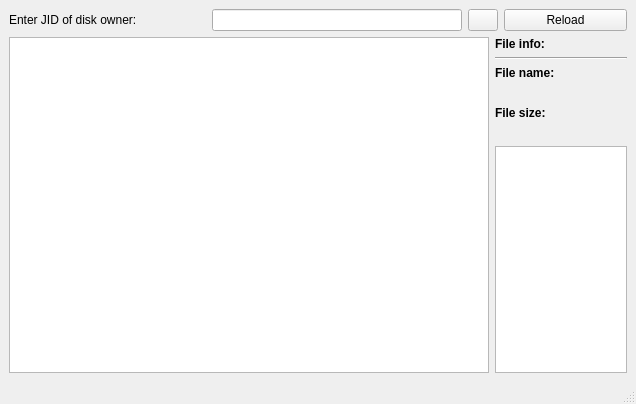
Above: plugins/jdm/jdm_ui.ui from xmpp-graveyard/jabbim before the change. Below: the same form after it.
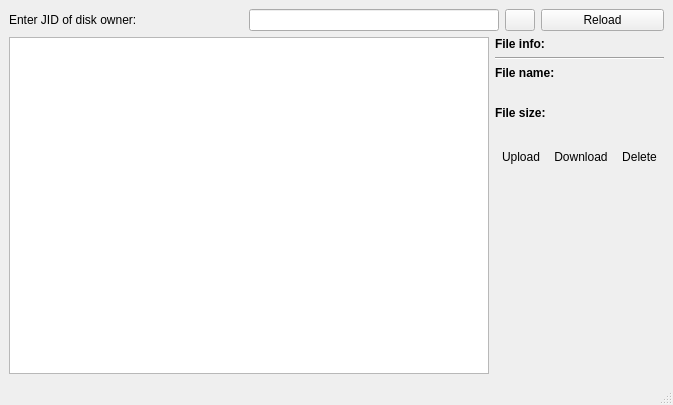
That is the form after the change. Icons and pictures are not drawn.

Diff of the .ui file:
```diff
--- a/plugins/jdm/jdm_ui.ui
+++ b/plugins/jdm/jdm_ui.ui
@@ -5,8 +5,8 @@
    <rect>
     <x>0</x>
     <y>0</y>
-    <width>636</width>
-    <height>404</height>
+    <width>626</width>
+    <height>405</height>
    </rect>
   </property>
   <property name="windowTitle" >
@@ -17,22 +17,23 @@
     <property name="leftMargin" >
      <number>9</number>
     </property>
-    <property name="topMargin" >
-     <number>9</number>
-    </property>
-    <property name="rightMargin" >
-     <number>9</number>
-    </property>
-    <property name="bottomMargin" >
-     <number>9</number>
-    </property>
-    <property name="horizontalSpacing" >
+    <property name="spacing" >
      <number>6</number>
     </property>
-    <property name="verticalSpacing" >
-     <number>6</number>
-    </property>
-    <item rowspan="2" row="1" column="0" >
+    <item row="3" column="1" >
+     <spacer>
+      <property name="orientation" >
+       <enum>Qt::Vertical</enum>
+      </property>
+      <property name="sizeHint" >
+       <size>
+        <width>20</width>
+        <height>161</height>
+       </size>
+      </property>
+     </spacer>
+    </item>
+    <item rowspan="3" row="1" column="0" >
      <widget class="QListWidget" name="list" >
       <property name="minimumSize" >
        <size>
@@ -63,16 +64,6 @@
       </property>
      </widget>
     </item>
-    <item row="2" column="1" >
-     <widget class="QTextEdit" name="log" >
-      <property name="maximumSize" >
-       <size>
-        <width>150</width>
-        <height>16777215</height>
-       </size>
-      </property>
-     </widget>
-    </item>
     <item row="1" column="1" >
      <layout class="QVBoxLayout" >
       <property name="spacing" >
@@ -266,6 +257,82 @@
       </item>
      </layout>
     </item>
+    <item row="2" column="1" >
+     <layout class="QHBoxLayout" >
+      <property name="margin" >
+       <number>0</number>
+      </property>
+      <property name="spacing" >
+       <number>0</number>
+      </property>
+      <item>
+       <widget class="QToolButton" name="buttonUpload" >
+        <property name="text" >
+         <string>Upload</string>
+        </property>
+        <property name="icon" >
+         <iconset>upload.png</iconset>
+        </property>
+        <property name="iconSize" >
+         <size>
+          <width>32</width>
+          <height>32</height>
+         </size>
+        </property>
+        <property name="toolButtonStyle" >
+         <enum>Qt::ToolButtonIconOnly</enum>
+        </property>
+        <property name="autoRaise" >
+         <bool>true</bool>
+        </property>
+       </widget>
+      </item>
+      <item>
+       <widget class="QToolButton" name="buttonDownload" >
+        <property name="text" >
+         <string>Download</string>
+        </property>
+        <property name="icon" >
+         <iconset>document-save.png</iconset>
+        </property>
+        <property name="iconSize" >
+         <size>
+          <width>32</width>
+          <height>32</height>
+         </size>
+        </property>
+        <property name="toolButtonStyle" >
+         <enum>Qt::ToolButtonIconOnly</enum>
+        </property>
+        <property name="autoRaise" >
+         <bool>true</bool>
+        </property>
+       </widget>
+      </item>
+      <item>
+       <widget class="QToolButton" name="buttonDelete" >
+        <property name="text" >
+         <string>Delete</string>
+        </property>
+        <property name="icon" >
+         <iconset>edit-delete.png</iconset>
+        </property>
+        <property name="iconSize" >
+         <size>
+          <width>32</width>
+          <height>32</height>
+         </size>
+        </property>
+        <property name="toolButtonStyle" >
+         <enum>Qt::ToolButtonIconOnly</enum>
+        </property>
+        <property name="autoRaise" >
+         <bool>true</bool>
+        </property>
+       </widget>
+      </item>
+     </layout>
+    </item>
    </layout>
   </widget>
   <widget class="QStatusBar" name="statusbar" />
```
Left out of the diff: 54 changed lines with no effect on the pictures.
